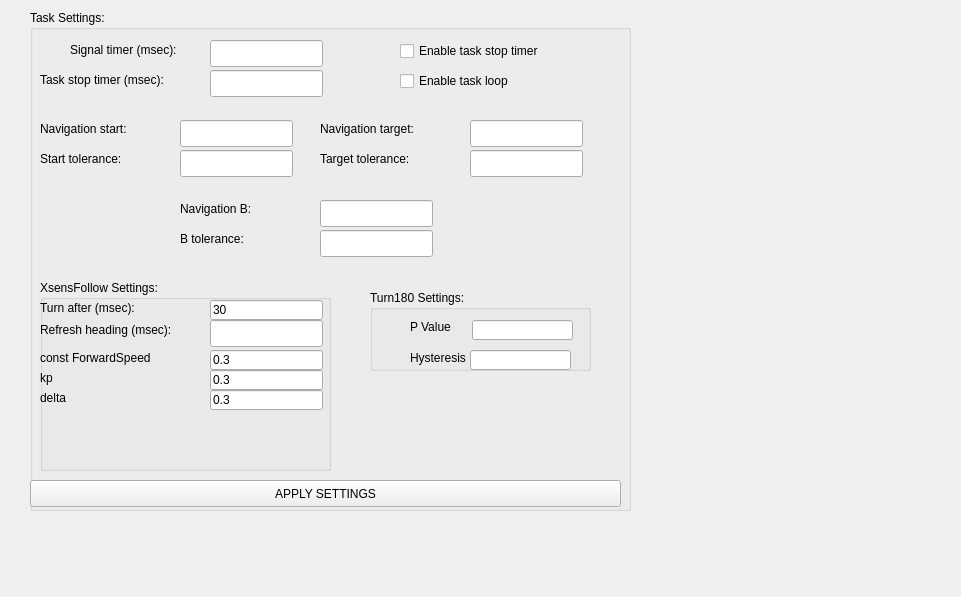
The window that Hanse/TaskXsensNavigation/taskxsensnavigationform.ui (iti-luebeck/HANSE2011) describes before a commit, drawn with Qt 5.
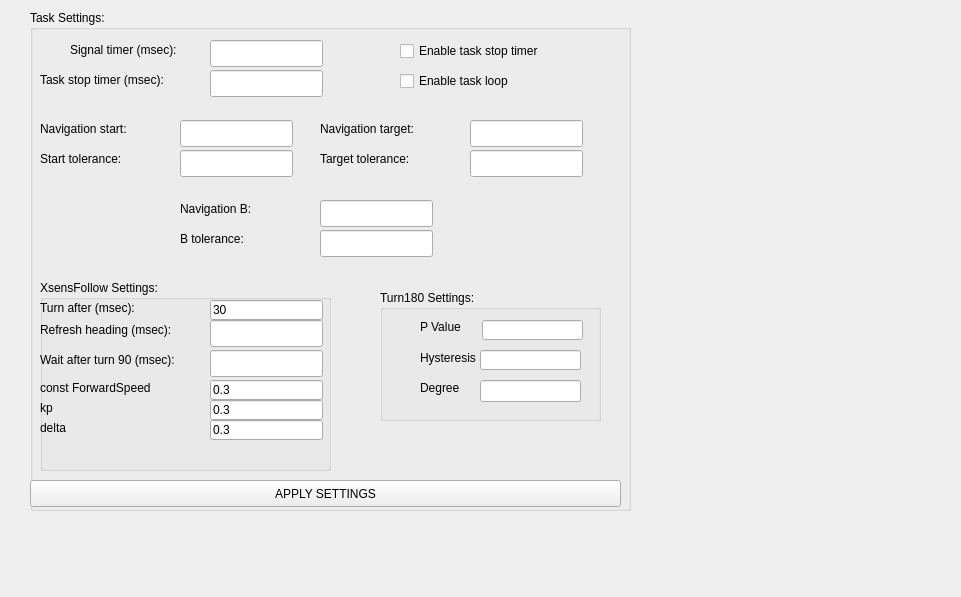
The same window after the commit.

Commit message: Fixed TaskWallNavigation notEnabled bug; Fixed CommandCenter view bug; Added timerInput TaskXsensNavigation

```diff
--- a/Hanse/TaskXsensNavigation/taskxsensnavigationform.ui
+++ b/Hanse/TaskXsensNavigation/taskxsensnavigationform.ui
@@ -218,7 +218,7 @@
      <property name="geometry">
       <rect>
        <x>170</x>
-       <y>110</y>
+       <y>140</y>
        <width>113</width>
        <height>20</height>
       </rect>
@@ -231,7 +231,7 @@
      <property name="geometry">
       <rect>
        <x>170</x>
-       <y>70</y>
+       <y>100</y>
        <width>113</width>
        <height>20</height>
       </rect>
@@ -244,7 +244,7 @@
      <property name="geometry">
       <rect>
        <x>0</x>
-       <y>70</y>
+       <y>100</y>
        <width>141</width>
        <height>16</height>
       </rect>
@@ -257,7 +257,7 @@
      <property name="geometry">
       <rect>
        <x>0</x>
-       <y>110</y>
+       <y>140</y>
        <width>121</width>
        <height>16</height>
       </rect>
@@ -270,7 +270,7 @@
      <property name="geometry">
       <rect>
        <x>0</x>
-       <y>90</y>
+       <y>120</y>
        <width>121</width>
        <height>16</height>
       </rect>
@@ -283,7 +283,7 @@
      <property name="geometry">
       <rect>
        <x>170</x>
-       <y>90</y>
+       <y>120</y>
        <width>113</width>
        <height>20</height>
       </rect>
@@ -331,14 +331,53 @@
       <string>Refresh heading (msec):</string>
      </property>
     </widget>
+    <widget class="QLabel" name="label_13">
+     <property name="geometry">
+      <rect>
+       <x>0</x>
+       <y>70</y>
+       <width>161</width>
+       <height>20</height>
+      </rect>
+     </property>
+     <property name="text">
+      <string>Wait after turn 90 (msec):</string>
+     </property>
+    </widget>
+    <widget class="QLineEdit" name="timerInput_2">
+     <property name="geometry">
+      <rect>
+       <x>180</x>
+       <y>340</y>
+       <width>113</width>
+       <height>27</height>
+      </rect>
+     </property>
+     <property name="text">
+      <string/>
+     </property>
+    </widget>
+    <widget class="QLineEdit" name="waitInput">
+     <property name="geometry">
+      <rect>
+       <x>170</x>
+       <y>70</y>
+       <width>113</width>
+       <height>27</height>
+      </rect>
+     </property>
+     <property name="text">
+      <string/>
+     </property>
+    </widget>
    </widget>
    <widget class="QGroupBox" name="groupBox_3">
     <property name="geometry">
      <rect>
-      <x>340</x>
+      <x>350</x>
       <y>280</y>
       <width>221</width>
-      <height>81</height>
+      <height>131</height>
      </rect>
     </property>
     <property name="title">
@@ -390,6 +429,29 @@
       <string>P Value</string>
      </property>
     </widget>
+    <widget class="QLineEdit" name="degreeInput">
+     <property name="geometry">
+      <rect>
+       <x>100</x>
+       <y>90</y>
+       <width>101</width>
+       <height>22</height>
+      </rect>
+     </property>
+    </widget>
+    <widget class="QLabel" name="label_5">
+     <property name="geometry">
+      <rect>
+       <x>40</x>
+       <y>90</y>
+       <width>51</width>
+       <height>16</height>
+      </rect>
+     </property>
+     <property name="text">
+      <string>Degree</string>
+     </property>
+    </widget>
    </widget>
    <widget class="QLineEdit" name="bToleranceInput">
     <property name="geometry">
```
The commit also changes 8 other files.
